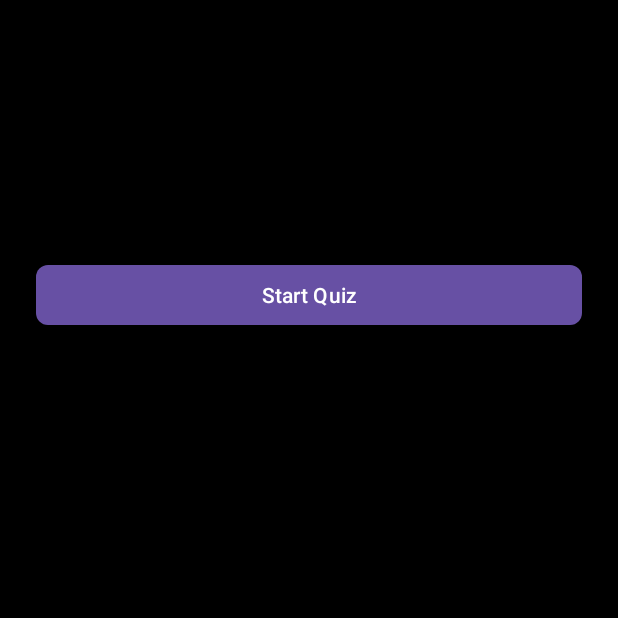
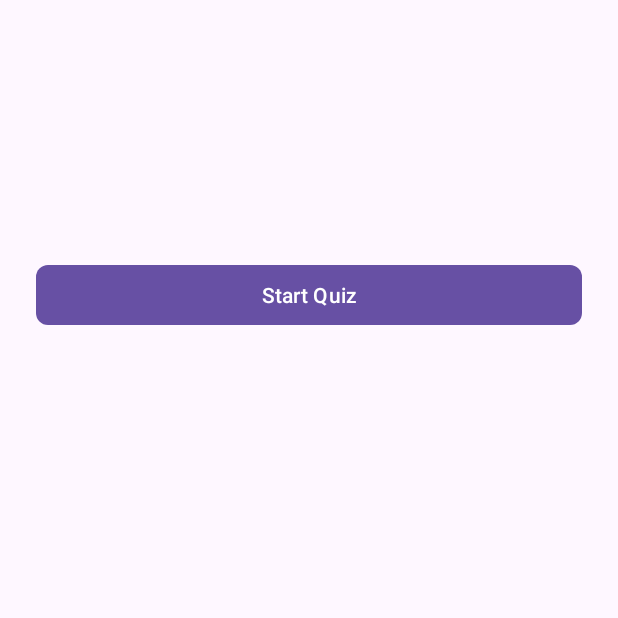
Before and after one commit to vlligo/SkyLearner, an Android app built with Jetpack Compose: the QuizSpecsActivity screen opened directly, with no data from a screen before it, on a phone screen of 412 x 824 dp, the top half of it. Run offline under Robolectric (Android 15) with nearby library versions, the phone set to English and light mode, and no system bars; 1 statement that could not run was skipped.

Commit message:
Light theme fixed

```diff
--- a/app/src/main/res/values/themes.xml
+++ b/app/src/main/res/values/themes.xml
@@ -1,6 +1,7 @@
 <?xml version="1.0" encoding="utf-8"?>
-<resources>
-    <style name="Theme.AstroGuessr" parent="Theme.Material3.DayNight.NoActionBar">
+<resources><style name="Theme.AstroGuessr" parent="Theme.Material3.DayNight.NoActionBar">
+</style>
+    <style name="Theme.AstroGuessr.Quiz" parent="Theme.AstroGuessr">
         <item name="android:windowBackground">@color/black</item>
     </style>
 </resources>
```
Also changed, not shown: app/src/main/assets/databases/stars.db, 1 other file.
